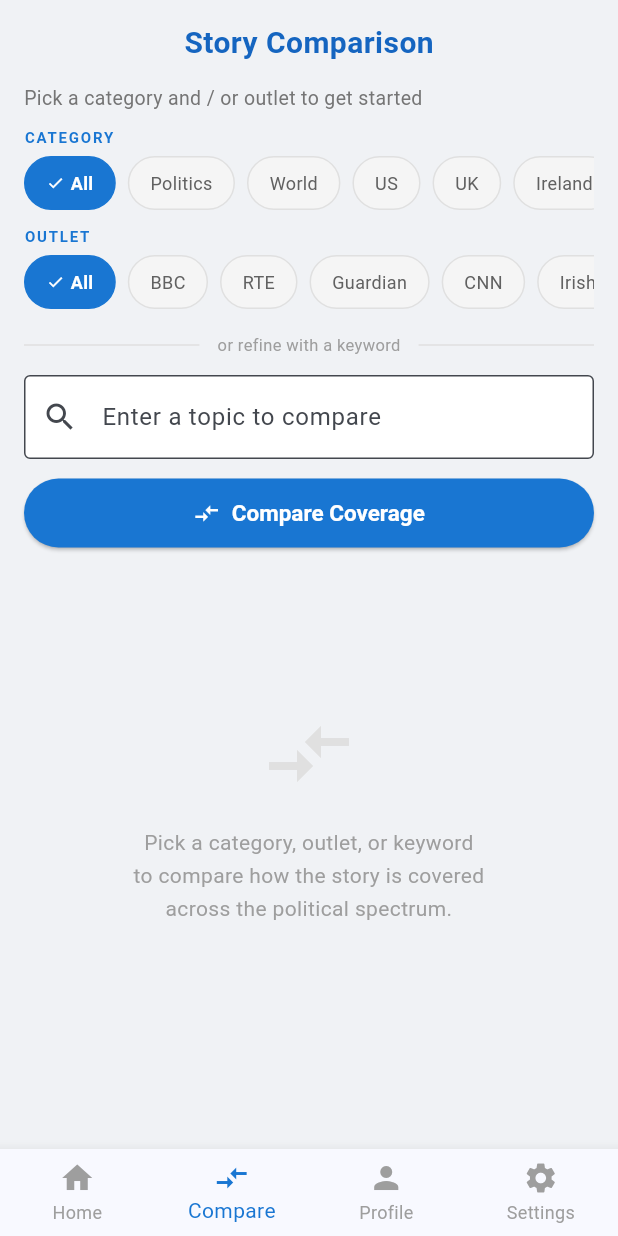
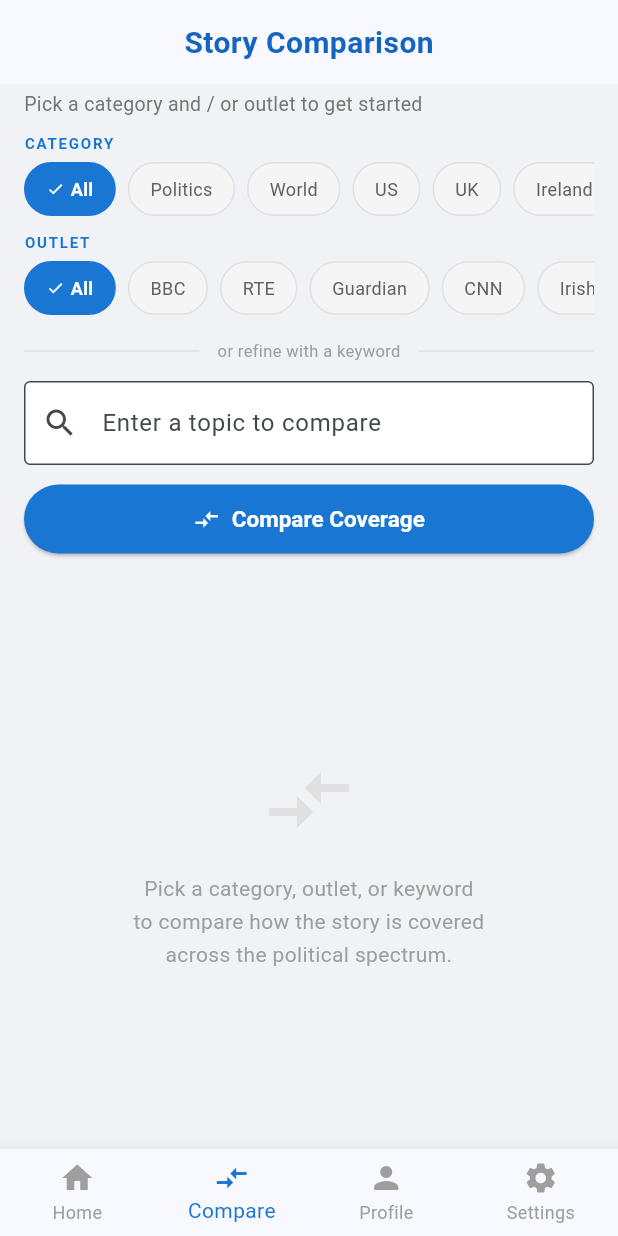
Before and after one commit to C22454222/NewsScope, a Flutter app: the screen it shows once a user with an empty profile is signed in, item 2 of the bottom bar chosen, on a phone screen of 412 x 824 dp. Run offline on Flutter 3.47's test engine with Material 3 defaults, Android fonts, the phone set to English and light mode, and no system bars; our stand-ins replace firebase_auth, firebase_core, firebase_messaging, fl_chart, flutter_local_notifications, google_sign_in and 2 more; accounts and stored records are empty; network calls fail.

Commit message:
app_prefs.dart (new file — place at lib/core/app_prefs.dart) A small singleton that caches show_credibility, show_sentiment, and compact_cards from SharedPreferences. Has a ValueNotifier so widgets can rebuild when settings change. main.dart Added await AppPrefs.load() alongside AppTheme.load() so display prefs are available before the first frame. settings_screen.dart Added import app_prefs.dart. Each display-pref toggle now calls await AppPrefs.load() after saving, which increments the notifier and causes ArticleCards to reflect the new setting immediately. article_card.dart Reads AppPrefs.showCredibility, AppPrefs.showSentiment, and AppPrefs.compactCards on every build. Compact mode hides score pills and uses tighter padding/single-line titles. compare_screen.dart (overflow bug fix + layout fix)
Replaced resizeToAvoidBottomInset: true (default) with resizeToAvoidBottomInset: false and manual MediaQuery.viewInsets.bottom padding — this eliminates the black/yellow overflow banner entirely
Wrapped the filter section in an AnimatedContainer with a maxHeight constraint that shrinks when the keyboard is up, keeping the Compare button always visible without it getting pushed over the "pick a category" prompt
Filter chips now respect dark mode colours

profile_screen.dart (dark mode + header stat)

Removed hardcoded static const Color _scaffoldBg = Color(0xFFF0F2F5) — all Scaffolds and AppBars now inherit background from ThemeData, so dark mode switches the background correctly
Replaced the redundant "Leaning Centre" header stat (third column, 59m | Leaning) with "Top Source" showing the user's most-read outlet

article_detail_screen.dart (dark mode)
Same hardcoded _scaffoldBg removed so this screen also switches correctly in dark mode.

Note on backend/DB: No backend changes needed for any of this — the display settings are all client-side SharedPreferences, and the profile header change just uses data already returned by /api/bias-profile.

```diff
--- a/frontend/newsscope/lib/main.dart
+++ b/frontend/newsscope/lib/main.dart
@@ -6,6 +6,7 @@ import 'package:firebase_messaging/firebase_messaging.dart';
 
 import 'screens/auth_gate.dart';
 import 'screens/settings_screen.dart'; // for AppTheme
+import 'core/app_prefs.dart';
 
 // ── FCM background message handler ────────────────────────────────────────────
 // Must be a top-level function (not a class method). Flutter runs this in a
@@ -31,6 +32,7 @@ void main() async {
 
   // Load the persisted theme preference before the first frame is painted.
   await AppTheme.load();
+  await AppPrefs.load();
 
   runApp(const NewsScopeApp());
 }
--- a/frontend/newsscope/lib/screens/article_detail_screen.dart
+++ b/frontend/newsscope/lib/screens/article_detail_screen.dart
@@ -65,7 +65,7 @@ class ArticleDetailScreen extends StatefulWidget {
 }
 
 class _ArticleDetailScreenState extends State<ArticleDetailScreen> {
-  static const Color _scaffoldBg = Color(0xFFF0F2F5);
+
 
   final ApiService _api = ApiService();
   Timer? _trackingTimer;
@@ -605,9 +605,9 @@ class _ArticleDetailScreenState extends State<ArticleDetailScreen> {
         if (didPop && !_hasTracked) await _trackReadingTime();
       },
       child: Scaffold(
-        backgroundColor: _scaffoldBg,
+
         appBar: AppBar(
-          backgroundColor: _scaffoldBg,
+
           title: const Text('Article'),
         ),
         body: SingleChildScrollView(
--- a/frontend/newsscope/lib/screens/compare_screen.dart
+++ b/frontend/newsscope/lib/screens/compare_screen.dart
@@ -29,8 +29,6 @@ class _CompareScreenState extends State<CompareScreen>
 
   String? _selectedCategory;
   String? _selectedSource;
-
-  static const Color _scaffoldBg = Color(0xFFF0F2F5);
 
   static const List<Map<String, String>> _categories = [
     {'label': 'All', 'value': ''},
@@ -187,16 +185,21 @@ class _CompareScreenState extends State<CompareScreen>
     required bool isSelected,
     required VoidCallback onTap,
   }) {
+    final isDark = Theme.of(context).brightness == Brightness.dark;
     return GestureDetector(
       onTap: onTap,
       child: AnimatedContainer(
         duration: const Duration(milliseconds: 180),
         padding: const EdgeInsets.symmetric(horizontal: 14, vertical: 6),
         decoration: BoxDecoration(
-          color: isSelected ? Colors.blue[700] : Colors.grey[100],
+          color: isSelected
+              ? Colors.blue[700]
+              : (isDark ? Colors.grey[800] : Colors.grey[100]),
           borderRadius: BorderRadius.circular(20),
           border: Border.all(
-            color: isSelected ? Colors.blue[700]! : Colors.grey[300]!,
+            color: isSelected
+                ? Colors.blue[700]!
+                : (isDark ? Colors.grey[600]! : Colors.grey[300]!),
           ),
         ),
         child: Row(
@@ -211,7 +214,9 @@ class _CompareScreenState extends State<CompareScreen>
               style: TextStyle(
                 fontSize: 12,
                 fontWeight: isSelected ? FontWeight.w600 : FontWeight.normal,
-                color: isSelected ? Colors.white : Colors.grey[700],
+                color: isSelected
+                    ? Colors.white
+                    : (isDark ? Colors.grey[300] : Colors.grey[700]),
               ),
             ),
           ],
@@ -321,9 +326,10 @@ class _CompareScreenState extends State<CompareScreen>
     List<dynamic>? r,
   ) {
     final activeColor = _tabColors[_activeTab];
+    final isDark = Theme.of(context).brightness == Brightness.dark;
     return Container(
       decoration: BoxDecoration(
-        color: Colors.grey[200],
+        color: isDark ? Colors.grey[850] : Colors.grey[200],
         borderRadius: BorderRadius.circular(12),
       ),
       child: TabBar(
@@ -486,14 +492,54 @@ class _CompareScreenState extends State<CompareScreen>
                 '${_selectedSource != null ? " · ${_sourceMap.entries.firstWhere((e) => e.value == _selectedSource, orElse: () => MapEntry(_selectedSource!, _selectedSource!)).key}" : ""}'
             : 'Compare Coverage';
 
-    // The top filter section (everything above the results area).
-    // Wrapping in SingleChildScrollView lets it scroll/compress when the
-    // keyboard appears, eliminating the overflow banner.
-    final filterSection = SingleChildScrollView(
+    // Use viewInsets to shrink the filter section when the keyboard appears,
+    // instead of relying on resizeToAvoidBottomInset. This gives us precise
+    // control: the filter section scrolls, the results area stays stable,
+    // and no overflow banner appears.
+    final keyboardHeight = MediaQuery.of(context).viewInsets.bottom;
+    final isDark = Theme.of(context).brightness == Brightness.dark;
+
+    return GestureDetector(
+      onTap: () => FocusScope.of(context).unfocus(),
+      child: Scaffold(
+        // Disable Flutter's automatic resize so we handle insets manually.
+        resizeToAvoidBottomInset: false,
+        appBar: AppBar(
+          centerTitle: true,
+          title: Text(
+            'Story Comparison',
+            style: TextStyle(
+              fontSize: 20,
+              fontWeight: FontWeight.bold,
+              letterSpacing: 0.3,
+              color: Colors.blue[800],
+            ),
+          ),
+        ),
+        body: Padding(
+          // Add bottom padding equal to the keyboard height so content
+          // is never hidden behind the keyboard.
+          padding: EdgeInsets.fromLTRB(16, 0, 16, keyboardHeight),
+          child: Column(
+            crossAxisAlignment: CrossAxisAlignment.stretch,
+            children: [
+              // Filter section — constrained so it never overlaps results.
+              // AnimatedContainer smoothly adjusts height as keyboard appears.
+              AnimatedContainer(
+                duration: const Duration(milliseconds: 200),
+                curve: Curves.easeOut,
+                // When keyboard is visible, reserve less height for filters.
+                constraints: BoxConstraints(
+                  maxHeight: keyboardHeight > 0
+                      ? MediaQuery.of(context).size.height * 0.40
+                      : double.infinity,
+                ),
+                child: SingleChildScrollView(
                   physics: const ClampingScrollPhysics(),
                   child: Column(
                     crossAxisAlignment: CrossAxisAlignment.stretch,
                     children: [
+                      const SizedBox(height: 4),
                       Text(
                         'Pick a category and / or outlet to get started',
                         style: TextStyle(
@@ -518,7 +564,8 @@ class _CompareScreenState extends State<CompareScreen>
                             padding: const EdgeInsets.symmetric(horizontal: 12),
                             child: Text(
                               'or refine with a keyword',
-                  style: TextStyle(fontSize: 11, color: Colors.grey[500]),
+                              style: TextStyle(
+                                  fontSize: 11, color: Colors.grey[500]),
                             ),
                           ),
                           Expanded(child: Divider(color: Colors.grey[300])),
@@ -532,7 +579,7 @@ class _CompareScreenState extends State<CompareScreen>
                         onTapOutside: (_) => _searchFocusNode.unfocus(),
                         decoration: InputDecoration(
                           filled: true,
-              fillColor: Colors.white,
+                          fillColor: isDark ? Colors.grey[850] : Colors.white,
                           labelText: _hasAnyFilter
                               ? 'Add a keyword (optional)'
                               : 'Enter a topic to compare',
@@ -575,40 +622,13 @@ class _CompareScreenState extends State<CompareScreen>
                           ),
                         ),
                       ),
+                      const SizedBox(height: 12),
                     ],
-      ),
-    );
-
-    return GestureDetector(
-      onTap: () => FocusScope.of(context).unfocus(),
-      child: Scaffold(
-        backgroundColor: _scaffoldBg,
-        // resizeToAvoidBottomInset: true (default) — lets Flutter shrink the
-        // available height when the keyboard appears. Combined with the
-        // SingleChildScrollView above, the filter section scrolls up and the
-        // Expanded results area shrinks gracefully. No overflow banner.
-        appBar: AppBar(
-          backgroundColor: _scaffoldBg,
-          centerTitle: true,
-          title: Text(
-            'Story Comparison',
-            style: TextStyle(
-              fontSize: 20,
-              fontWeight: FontWeight.bold,
-              letterSpacing: 0.3,
-              color: Colors.blue[800],
                   ),
                 ),
               ),
-        body: Padding(
-          padding: const EdgeInsets.fromLTRB(16, 0, 16, 0),
-          child: Column(
-            crossAxisAlignment: CrossAxisAlignment.stretch,
-            children: [
-              // Flexible lets this shrink when the keyboard reduces available
-              // height; the SingleChildScrollView inside handles the rest.
-              Flexible(child: filterSection),
-              // Results area fills whatever space remains above the keyboard
+
+              // Results area fills all remaining space.
               Expanded(
                 child: _isLoading
                     ? const Center(child: CircularProgressIndicator())
--- a/frontend/newsscope/lib/screens/settings_screen.dart
+++ b/frontend/newsscope/lib/screens/settings_screen.dart
@@ -10,6 +10,7 @@ import 'package:permission_handler/permission_handler.dart';
 import 'package:shared_preferences/shared_preferences.dart';
 
 import '../core/config.dart';
+import '../core/app_prefs.dart';
 
 // ── Local notifications plugin (singleton) ────────────────────────────────────
 // Initialised once in AppNotifications.init(); safe to call multiple times.
@@ -1086,6 +1087,7 @@ class _SettingsScreenState extends State<SettingsScreen> {
                 onChanged: (v) async {
                   setState(() => _showCredibility = v);
                   await _saveBool('show_credibility', v);
+                  await AppPrefs.load();
                 },
                 iconColor: Colors.green[700],
               ),
@@ -1098,6 +1100,7 @@ class _SettingsScreenState extends State<SettingsScreen> {
                 onChanged: (v) async {
                   setState(() => _showSentiment = v);
                   await _saveBool('show_sentiment', v);
+                  await AppPrefs.load();
                 },
                 iconColor: Colors.teal[600],
               ),
@@ -1110,6 +1113,7 @@ class _SettingsScreenState extends State<SettingsScreen> {
                 onChanged: (v) async {
                   setState(() => _compactCards = v);
                   await _saveBool('compact_cards', v);
+                  await AppPrefs.load();
                 },
                 iconColor: Colors.indigo[600],
               ),
```
Also changed, not shown: frontend/newsscope/lib/core/app_prefs.dart (added, +36 -0 lines), frontend/newsscope/lib/screens/profile_screen.dart (+9 -9 lines), frontend/newsscope/lib/widgets/article_card.dart (+39 -15 lines). Lines whose indentation alone changed are shown as unchanged.
